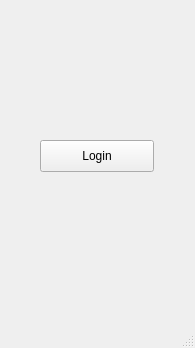
Above: src/ui/mainwindow.ui from ilvokhin/oop-project before the change. Below: the same form after it.
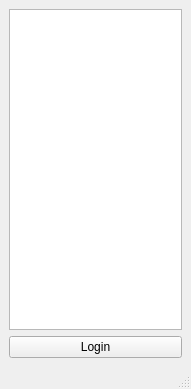
That is the form after the change.

What changed in the file:
```diff
--- a/src/ui/mainwindow.ui
+++ b/src/ui/mainwindow.ui
@@ -6,27 +6,29 @@
    <rect>
     <x>0</x>
     <y>0</y>
-    <width>195</width>
-    <height>348</height>
+    <width>191</width>
+    <height>389</height>
    </rect>
   </property>
   <property name="windowTitle">
    <string>MainWindow</string>
   </property>
   <widget class="QWidget" name="centralwidget">
+   <layout class="QGridLayout" name="gridLayout">
+    <item row="0" column="0">
+     <widget class="QListWidget" name="contactList"/>
+    </item>
+    <item row="1" column="0">
    <widget class="QPushButton" name="loginButton">
-    <property name="geometry">
-     <rect>
-      <x>40</x>
-      <y>140</y>
-      <width>114</width>
-      <height>32</height>
-     </rect>
+      <property name="enabled">
+       <bool>true</bool>
     </property>
     <property name="text">
      <string>Login</string>
     </property>
    </widget>
+    </item>
+   </layout>
   </widget>
   <widget class="QMenuBar" name="menubar">
    <property name="geometry">
```
Left out of the diff: 2 changed lines with no effect on the pictures. Lines whose indentation alone changed are shown as unchanged.
